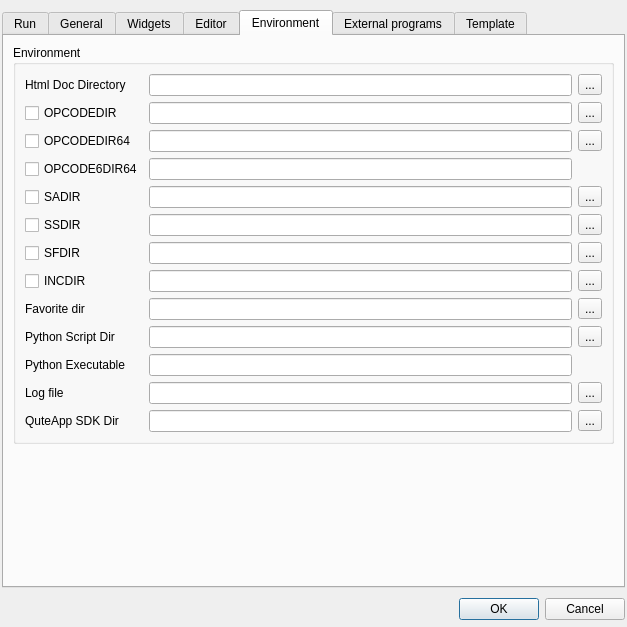
Qt form src/configdialog.ui (CsoundQt/CsoundQt) before a commit.
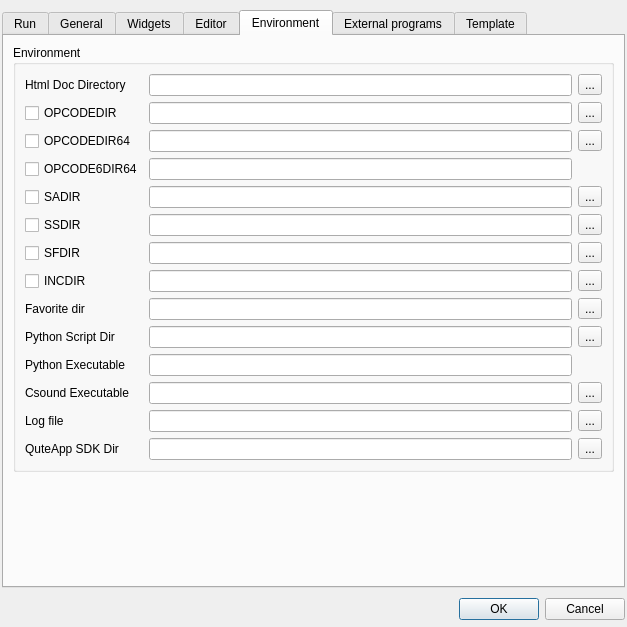
The same form after that commit.

Commit message: Added parameter CsoundExecutable to config options - to be able to run in terminal woth csound6, if it is installed elsewhere

Diff of the .ui file:
```diff
--- a/src/configdialog.ui
+++ b/src/configdialog.ui
@@ -1473,7 +1473,7 @@
               </property>
              </widget>
             </item>
-            <item row="11" column="0">
+            <item row="12" column="0">
              <widget class="QLabel" name="label_30">
               <property name="text">
                <string>Log file</string>
@@ -1487,14 +1487,14 @@
               </property>
              </widget>
             </item>
-            <item row="11" column="2">
+            <item row="12" column="2">
              <widget class="QLineEdit" name="logFileLineEdit">
               <property name="enabled">
                <bool>true</bool>
               </property>
              </widget>
             </item>
-            <item row="11" column="3">
+            <item row="12" column="3">
              <widget class="QToolButton" name="logFileToolButton">
               <property name="text">
                <string>...</string>
@@ -1532,7 +1532,7 @@
             <item row="2" column="2">
              <widget class="QLineEdit" name="Opcodedir64LineEdit"/>
             </item>
-            <item row="12" column="0">
+            <item row="13" column="0">
              <widget class="QLabel" name="label_25">
               <property name="toolTip">
                <string>Select the directory of the QuteApp SDK to enable building of cross platform standalone applications.</string>
@@ -1542,10 +1542,10 @@
               </property>
              </widget>
             </item>
-            <item row="12" column="2">
+            <item row="13" column="2">
              <widget class="QLineEdit" name="sdkLineEdit"/>
             </item>
-            <item row="12" column="3">
+            <item row="13" column="3">
              <widget class="QToolButton" name="sdkToolButton">
               <property name="text">
                <string>...</string>
@@ -1572,6 +1572,27 @@
             <item row="3" column="2">
              <widget class="QLineEdit" name="Opcode6dir64LineEdit"/>
             </item>
+            <item row="11" column="0">
+             <widget class="QLabel" name="label_36">
+              <property name="text">
+               <string>Csound Executable</string>
+              </property>
+             </widget>
+            </item>
+            <item row="11" column="2">
+             <widget class="QLineEdit" name="csoundExecutableLineEdit">
+              <property name="text">
+               <string/>
+              </property>
+             </widget>
+            </item>
+            <item row="11" column="3">
+             <widget class="QToolButton" name="csoundExecutableToolButton">
+              <property name="text">
+               <string>...</string>
+              </property>
+             </widget>
+            </item>
            </layout>
           </item>
          </layout>
```
Left out of the diff: 34 changed lines with no effect on the pictures. The commit also changes 6 other files.
